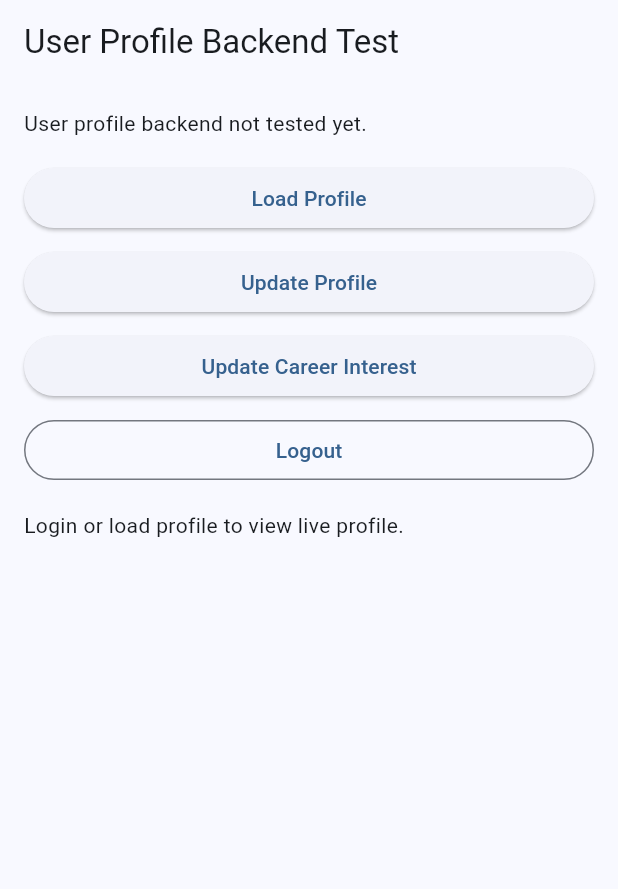
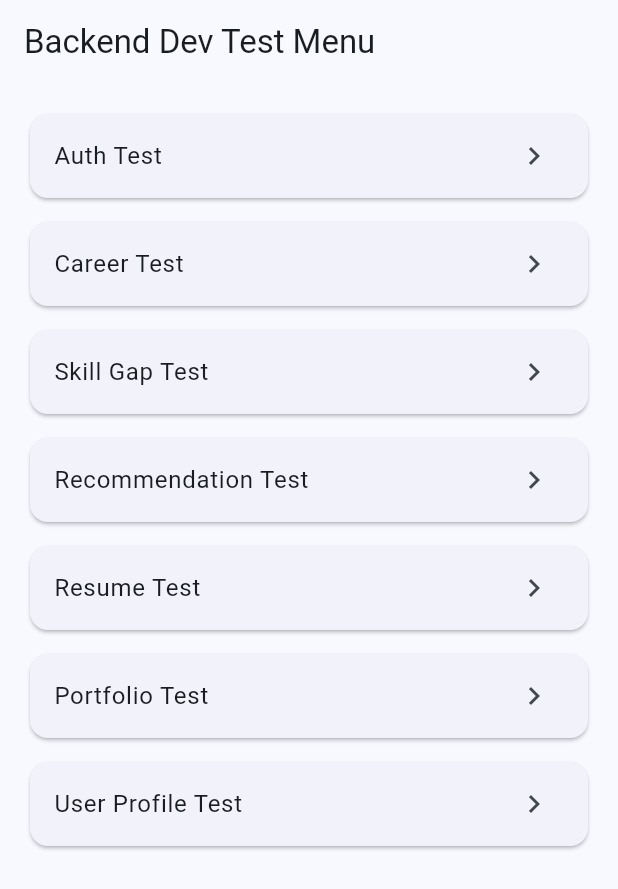
Before and after one commit to Maharjanprayab/Early_carer_assitance_app, a Flutter app: the screen it shows after launch, on a phone screen of 412 x 824 dp. Shown: the top 889 px of the screen. Run offline on Flutter 3.47's test engine with Material 3 defaults, Android fonts, the light colour scheme and no system bars; our stand-ins replace cloud_firestore, firebase_auth, firebase_core, firebase_storage; accounts and stored records are empty.

Commit message:
Organise backend test screens

```diff
--- /dev/null
+++ b/lib/screens/dev_tests/dev_test_menu_screen.dart
@@ -0,0 +1,85 @@
+import 'package:flutter/material.dart';
+
+import 'test_auth_screen.dart';
+import 'test_career_screen.dart';
+import 'test_skill_gap_screen.dart';
+import 'test_recommendation_screen.dart';
+import 'test_resume_screen.dart';
+import 'test_portfolio_screen.dart';
+import 'test_user_profile_screen.dart';
+
+class DevTestMenuScreen extends StatelessWidget {
+  const DevTestMenuScreen({super.key});
+
+  void _openScreen(BuildContext context, Widget screen) {
+    Navigator.of(context).push(
+      MaterialPageRoute(builder: (_) => screen),
+    );
+  }
+
+  @override
+  Widget build(BuildContext context) {
+    final testScreens = [
+      _DevTestItem(
+        title: 'Auth Test',
+        screen: const TestAuthScreen(),
+      ),
+      _DevTestItem(
+        title: 'Career Test',
+        screen: TestCareerScreen(),
+      ),
+      _DevTestItem(
+        title: 'Skill Gap Test',
+        screen: const TestSkillGapScreen(),
+      ),
+      _DevTestItem(
+        title: 'Recommendation Test',
+        screen: const TestRecommendationScreen(),
+      ),
+      _DevTestItem(
+        title: 'Resume Test',
+        screen: const TestResumeScreen(),
+      ),
+      _DevTestItem(
+        title: 'Portfolio Test',
+        screen: const TestPortfolioScreen(),
+      ),
+      _DevTestItem(
+        title: 'User Profile Test',
+        screen: const TestUserProfileScreen(),
+      ),
+    ];
+
+    return Scaffold(
+      appBar: AppBar(
+        title: const Text('Backend Dev Test Menu'),
+      ),
+      body: ListView.separated(
+        padding: const EdgeInsets.all(16),
+        itemCount: testScreens.length,
+        separatorBuilder: (context, index) => const SizedBox(height: 8),
+        itemBuilder: (context, index) {
+          final item = testScreens[index];
+
+          return Card(
+            child: ListTile(
+              title: Text(item.title),
+              trailing: const Icon(Icons.chevron_right),
+              onTap: () => _openScreen(context, item.screen),
+            ),
+          );
+        },
+      ),
+    );
+  }
+}
+
+class _DevTestItem {
+  const _DevTestItem({
+    required this.title,
+    required this.screen,
+  });
+
+  final String title;
+  final Widget screen;
+}
```
Also changed, not shown: lib/main.dart (+2 -19 lines), lib/screens/dev_tests/dev_tests.dart (deleted, +0 -7 lines).
